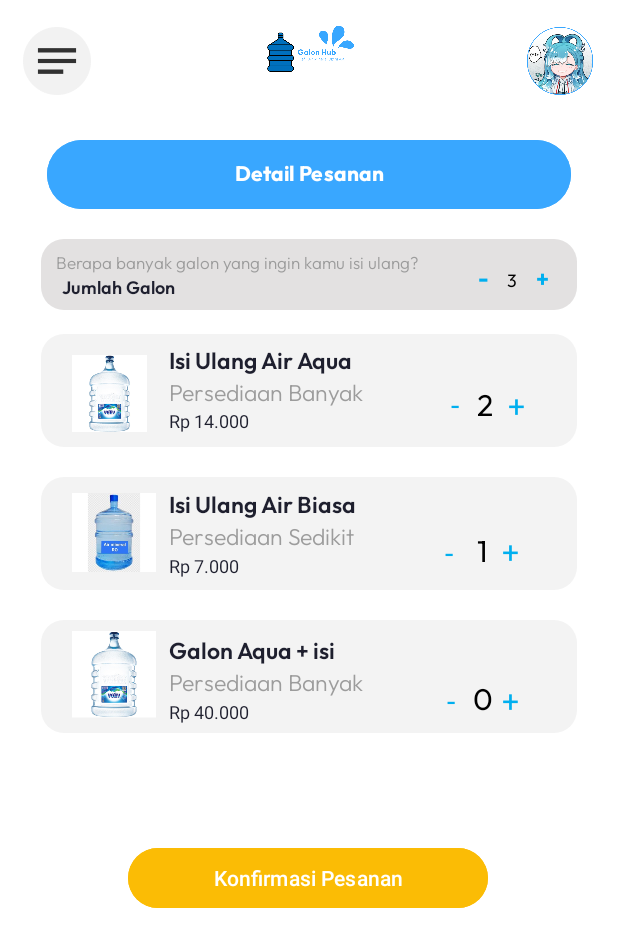
After one commit to yahdinaahsya/Galon-Hub, an Android app: the DetailPesananActivity screen opened directly, with no data from a screen before it, on a phone screen of 412 x 824 dp. The commit adds this screen. Shown: the top 947 px of the screen. Run offline under Robolectric (Android 15) with nearby library versions, the phone set to English and light mode, and no system bars.

Commit message:
tombol ke detail pesanan

```diff
--- a/app/src/main/AndroidManifest.xml
+++ b/app/src/main/AndroidManifest.xml
@@ -12,6 +12,9 @@
         android:supportsRtl="true"
         android:theme="@style/Theme.GalonHub"
         tools:targetApi="31">
+        <activity
+            android:name=".DetailPesananActivity"
+            android:exported="false" />
         <activity
             android:name=".WawasanActivity"
             android:exported="false" />
--- /dev/null
+++ b/app/src/main/java/com/example/galonhub/DetailPesananActivity.kt
@@ -0,0 +1,11 @@
+package com.example.galonhub
+
+import androidx.appcompat.app.AppCompatActivity
+import android.os.Bundle
+
+class DetailPesananActivity : AppCompatActivity() {
+    override fun onCreate(savedInstanceState: Bundle?) {
+        super.onCreate(savedInstanceState)
+        setContentView(R.layout.detail_pesanan)
+    }
+}
--- a/app/src/main/res/values/strings.xml
+++ b/app/src/main/res/values/strings.xml
@@ -212,7 +212,7 @@
     <string name="more">Lihat Selengkapnya</string>
     <!-- End Layout Wawasan -->
 
-        <!-- Layout Hidrasi -->
+    <!-- Layout Hidrasi -->
     <!-- Text -->
     <string name="judulHidrasi">Biasakan dirimu untuk minum air</string>
     <string name="txtHidrasi">Menciptakan kebiasaan agar minum air teratur setiap harinya tidak bisa
```
Also changed, not shown: app/src/main/java/com/example/galonhub/MitraTerdekatActivity.kt (+8 -0 lines).
